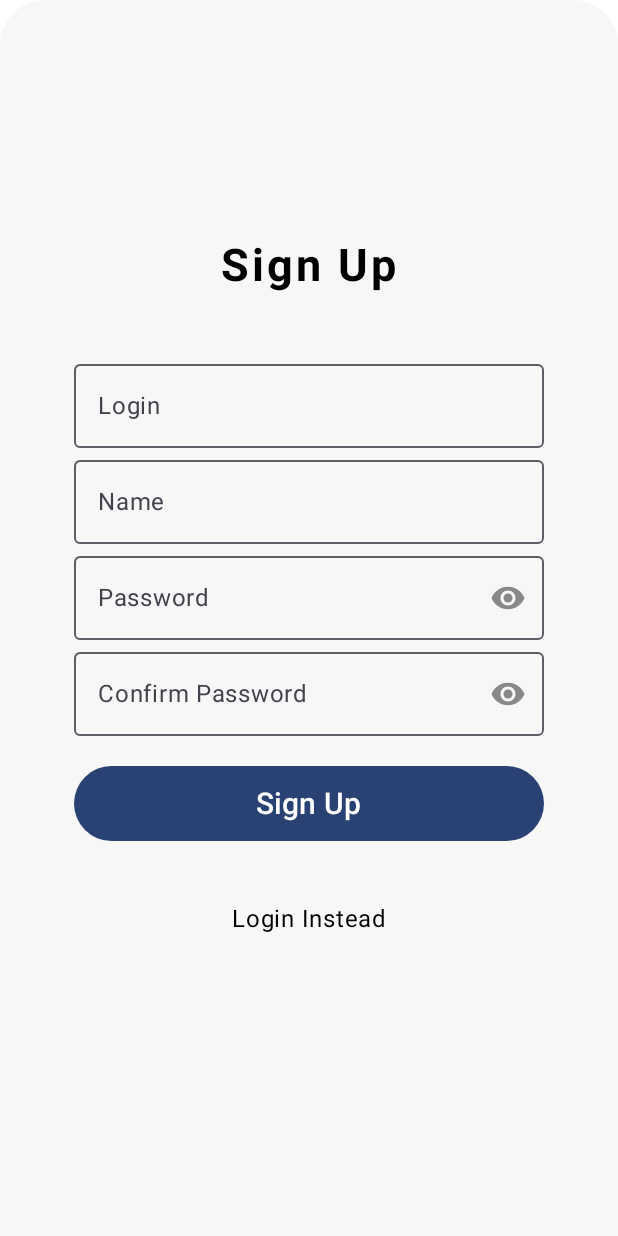
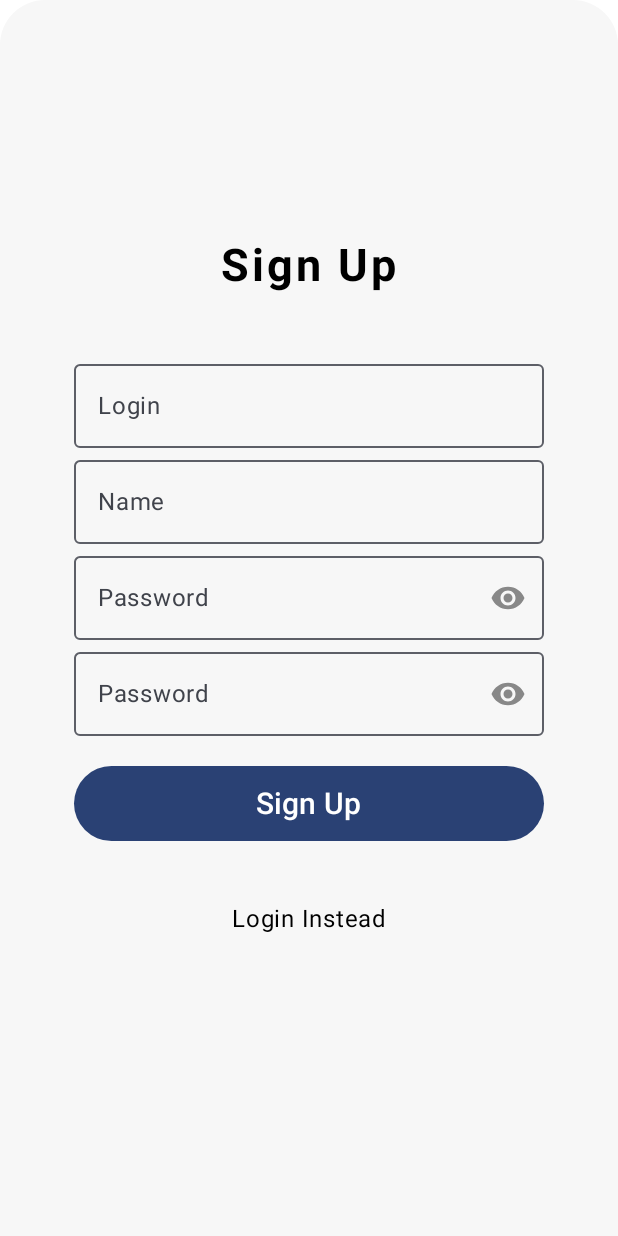
Before and after one commit to dmouze/notepad, an Android app built with Jetpack Compose: the RegisterPage screen opened through its navigation route, after a tap on "Sign Up", on a phone screen of 412 x 824 dp. Run offline under Robolectric (Android 15) with nearby library versions, the light colour scheme and no system bars; our stand-ins replace Room's generated code.

Commit message:
Mateusz
Sprawna weryfikacja rejestracji użytkownika

```diff
--- a/app/src/main/java/com/example/notepad/MainViewModel.kt
+++ b/app/src/main/java/com/example/notepad/MainViewModel.kt
@@ -8,34 +8,26 @@ import kotlinx.coroutines.Dispatchers
 import kotlinx.coroutines.flow.Flow
 import kotlinx.coroutines.flow.flowOn
 import kotlinx.coroutines.launch
-
+import kotlinx.coroutines.withContext
 
 class MainViewModel(app: Application) : AndroidViewModel(app) {
 
     private val repo = Repository(app.applicationContext)
-    private var isPassInv = true
-    private var isUserNew = true
+    private var userExist = false
     private var done = false
-
-    fun done(): Boolean {
-        return done
-    }
-
-    fun isPassInv(): Boolean {
-        return isPassInv
-    }
-
-    fun isUserNew(): Boolean {
-        return isUserNew
-    }
 
     fun getAllUsers(): Flow<List<User>> {
         return repo.getAllUsers().flowOn(Dispatchers.IO)
     }
 
-    private suspend fun getUserByLogin(loginValue: String): User? {
-        return repo.getUserByLogin(loginValue)
+
+    suspend fun checkIfUserExists(loginValue: String): Boolean {
+        return withContext(Dispatchers.IO) {
+            val user = repo.getUserByLogin(loginValue)
+            user != null
         }
+    }
+
 
     fun registerUser(
         nameValue: String,
@@ -43,28 +35,10 @@ class MainViewModel(app: Application) : AndroidViewModel(app) {
         passwordValue: String,
         confirmPasswordValue: String
     ) {
-
+        viewModelScope.launch(Dispatchers.IO) {
             done = false
-        viewModelScope.launch(Dispatchers.IO) {
-
-
-            if (passwordValue != confirmPasswordValue) {
-                isPassInv = true
-            } else {
-
-                isPassInv = false
-
-                val existingUser = getUserByLogin(loginValue)
-
-                if (existingUser != null) {
-                    isUserNew = false
-                }
-
-                if (existingUser == null){
-                    isUserNew = true
-                }
-
-                if (isUserNew && !isPassInv){
+            if (passwordValue == confirmPasswordValue) {
+                userExist = false
                 val user = User(
                     nameValue = nameValue,
                     loginValue = loginValue,
@@ -72,9 +46,9 @@ class MainViewModel(app: Application) : AndroidViewModel(app) {
                 )
                 repo.insert(user)
                 done = true
-                    isPassInv = false
+            } else {
+                userExist = true
             }
         }
     }
 }
-}
--- a/app/src/main/java/com/example/notepad/NotesList.kt
+++ b/app/src/main/java/com/example/notepad/NotesList.kt
@@ -28,7 +28,7 @@
 //import com.example.notepad.ui.theme.NotepadTheme
 //
 //class NotesList: ComponentActivity() {
-//    private val mainVm by viewModels<MainViewModel>()
+//    private val mainVm by viewModels<com.example.notepad.MainViewModel>()
 //    override fun onCreate(savedInstanceState: Bundle?) {
 //        super.onCreate(savedInstanceState)
 //        setContent {
--- a/app/src/main/java/com/example/notepad/composable/RegisterPage.kt
+++ b/app/src/main/java/com/example/notepad/composable/RegisterPage.kt
@@ -42,6 +42,7 @@ import com.example.notepad.MainViewModel
 import com.example.notepad.R
 import com.example.notepad.ui.theme.primaryColor
 import com.example.notepad.ui.theme.whiteBackground
+import kotlinx.coroutines.runBlocking
 
 
 @OptIn(ExperimentalMaterial3Api::class)
@@ -58,7 +59,15 @@ fun RegisterPage(
     val passwordVisibility = remember { mutableStateOf(false) }
     val confirmPasswordVisibility = remember { mutableStateOf(false) }
 
+    val nameErrorState = remember { mutableStateOf(false) }
+    val loginErrorState = remember { mutableStateOf(false) }
+    val passwordErrorState = remember { mutableStateOf(false) }
+    val confirmPasswordErrorState = remember { mutableStateOf(false) }
+
     val context = LocalContext.current
+
+    var userExist = false
+
 
 
 
@@ -72,8 +81,9 @@ fun RegisterPage(
 
             Column(
                 verticalArrangement = Arrangement.Center,
-                horizontalAlignment = Alignment.CenterHorizontally
-            ) {
+                horizontalAlignment = Alignment.CenterHorizontally,
+
+                ) {
                 Text(
                     text = "REGISTER",
                     fontSize = 60.sp,
@@ -116,11 +126,25 @@ fun RegisterPage(
                         Column(horizontalAlignment = Alignment.CenterHorizontally) {
                             OutlinedTextField(
                                 value = loginValue.value,
-                                onValueChange = { loginValue.value = it },
+                                onValueChange = {
+                                    if (loginErrorState.value) {
+                                        loginErrorState.value = false
+                                    }
+                                    loginValue.value = it
+                                    runBlocking {
+                                        userExist =
+                                            mainViewModel.checkIfUserExists(loginValue.value)
+                                    }
+                                },
+
+                                isError = loginErrorState.value,
                                 label = {
-                                    Text(
-                                        text = "Login"
-                                    )
+
+                                    if (loginErrorState.value) {
+                                        Text(text = "Required", color = Color.Red)
+                                    } else {
+                                        Text(text = "Login")
+                                    }
                                 },
                                 placeholder = { Text(text = "Login") },
                                 singleLine = true,
@@ -130,8 +154,22 @@ fun RegisterPage(
 
                             OutlinedTextField(
                                 value = nameValue.value,
-                                onValueChange = { nameValue.value = it },
-                                label = { Text(text = "Name") },
+                                onValueChange = {
+                                    if (nameErrorState.value) {
+                                        nameErrorState.value = false
+                                    }
+                                    nameValue.value = it
+                                },
+
+                                isError = nameErrorState.value,
+                                label = {
+
+                                    if (nameErrorState.value) {
+                                        Text(text = "Required", color = Color.Red)
+                                    } else {
+                                        Text(text = "Name")
+                                    }
+                                },
                                 placeholder = { Text(text = "Name") },
                                 singleLine = true,
                                 modifier = Modifier.fillMaxWidth(0.8f),
@@ -140,8 +178,20 @@ fun RegisterPage(
 
                             OutlinedTextField(
                                 value = passwordValue.value,
-                                onValueChange = { passwordValue.value = it },
-                                label = { Text(text = "Password") },
+                                onValueChange = {
+                                    if (passwordErrorState.value) {
+                                        passwordErrorState.value = false
+                                    }
+                                    passwordValue.value = it
+                                },
+                                isError = passwordErrorState.value,
+                                label = {
+                                    if (passwordErrorState.value) {
+                                        Text(text = "Required", color = Color.Red)
+                                    } else {
+                                        Text(text = "Password")
+                                    }
+                                },
                                 placeholder = { Text(text = "Password") },
                                 singleLine = true,
                                 modifier = Modifier.fillMaxWidth(0.8f),
@@ -163,14 +213,27 @@ fun RegisterPage(
 
                             OutlinedTextField(
                                 value = confirmPasswordValue.value,
-                                onValueChange = { confirmPasswordValue.value = it },
-                                label = { Text(text = "Confirm Password") },
-                                placeholder = { Text(text = "Confirm Password") },
+                                onValueChange = {
+                                    if (confirmPasswordErrorState.value) {
+                                        confirmPasswordErrorState.value = false
+                                    }
+                                    confirmPasswordValue.value = it
+                                },
+                                isError = confirmPasswordErrorState.value,
+                                label = {
+                                    if (confirmPasswordErrorState.value) {
+                                        Text(text = "Required", color = Color.Red)
+                                    } else {
+                                        Text(text = "Password")
+                                    }
+                                },
+                                placeholder = { Text(text = "Password") },
                                 singleLine = true,
                                 modifier = Modifier.fillMaxWidth(0.8f),
                                 trailingIcon = {
                                     IconButton(onClick = {
-                                        confirmPasswordVisibility.value = !confirmPasswordVisibility.value
+                                        confirmPasswordVisibility.value =
+                                            !confirmPasswordVisibility.value
                                     }) {
                                         Icon(
                                             painter = painterResource(id = R.drawable.password_hide),
@@ -186,35 +249,34 @@ fun RegisterPage(
                             Spacer(modifier = Modifier.padding(10.dp))
                             Button(
                                 onClick = {
-                                    val isPassInv = mainViewModel.isPassInv()
-                                    val isUserNew = mainViewModel.isUserNew()
-                                    val done = mainViewModel.done()
-
-                                    mainViewModel.registerUser(
-                                        nameValue.value,
-                                        loginValue.value,
-                                        passwordValue.value,
-                                        confirmPasswordValue.value
-                                    )
-
-                                    if (isPassInv) {
+                                    runBlocking {
+                                        userExist =
+                                            mainViewModel.checkIfUserExists(loginValue.value)
+                                    }
+                                    if (passwordValue.value != confirmPasswordValue.value) {
                                         Toast.makeText(
                                             context,
                                             "Passwords aren't matching, please try to type them again",
                                             Toast.LENGTH_LONG
                                         ).show()
-                                    } else if(!isUserNew){
+                                    } else if (userExist) {
                                         Toast.makeText(
                                             context,
                                             "User with login '${loginValue.value}' already exists! Please choose a different login.",
-                                            Toast.LENGTH_LONG).show()
-                                    } else if (done) {
+                                            Toast.LENGTH_LONG
+                                        ).show()
+                                    } else {
+                                        mainViewModel.registerUser(
+                                            nameValue.value,
+                                            loginValue.value,
+                                            passwordValue.value,
+                                            confirmPasswordValue.value
+                                        )
                                         Toast.makeText(
                                             context,
                                             "User '${nameValue.value}' registered successfully!",
                                             Toast.LENGTH_LONG
                                         ).show()
-
                                     }
                                 },
                                 modifier = Modifier
```
Lines whose indentation alone changed are shown as unchanged.
